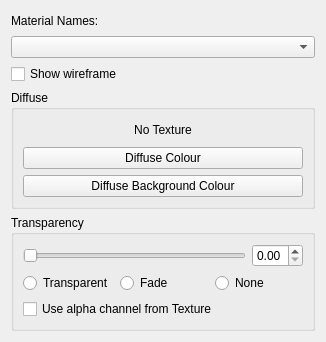
Qt form src/materialwidget.ui (chchwy/ogre-v2-mesh-viewer) before a commit.
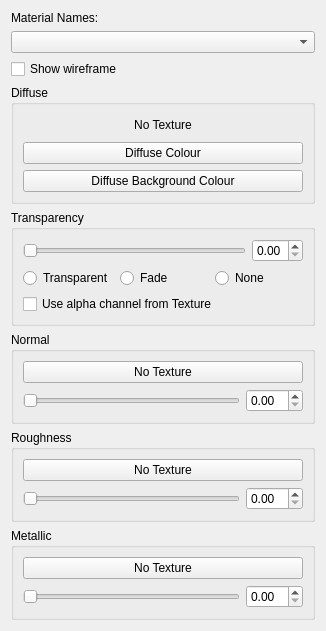
The same form after that commit.

Commit message: Add more texture channels to MaterialWidget

```diff
--- a/src/materialwidget.ui
+++ b/src/materialwidget.ui
@@ -7,7 +7,7 @@
     <x>0</x>
     <y>0</y>
     <width>326</width>
-    <height>342</height>
+    <height>578</height>
    </rect>
   </property>
   <property name="windowTitle">
@@ -144,6 +144,96 @@
      </layout>
     </widget>
    </item>
+   <item>
+    <widget class="QGroupBox" name="normalGroup">
+     <property name="title">
+      <string>Normal</string>
+     </property>
+     <layout class="QVBoxLayout" name="verticalLayout_4">
+      <item>
+       <widget class="QPushButton" name="normalButton">
+        <property name="text">
+         <string>No Texture</string>
+        </property>
+       </widget>
+      </item>
+      <item>
+       <layout class="QHBoxLayout" name="horizontalLayout_5">
+        <item>
+         <widget class="QSlider" name="normalSlider">
+          <property name="orientation">
+           <enum>Qt::Horizontal</enum>
+          </property>
+         </widget>
+        </item>
+        <item>
+         <widget class="QDoubleSpinBox" name="normalSpin"/>
+        </item>
+       </layout>
+      </item>
+     </layout>
+    </widget>
+   </item>
+   <item>
+    <widget class="QGroupBox" name="roughnessGroup">
+     <property name="title">
+      <string>Roughness</string>
+     </property>
+     <layout class="QVBoxLayout" name="verticalLayout_5">
+      <item>
+       <widget class="QPushButton" name="roughnessButton">
+        <property name="text">
+         <string>No Texture</string>
+        </property>
+       </widget>
+      </item>
+      <item>
+       <layout class="QHBoxLayout" name="horizontalLayout_3">
+        <item>
+         <widget class="QSlider" name="roughnessSlider">
+          <property name="orientation">
+           <enum>Qt::Horizontal</enum>
+          </property>
+         </widget>
+        </item>
+        <item>
+         <widget class="QDoubleSpinBox" name="roughnessSpin"/>
+        </item>
+       </layout>
+      </item>
+     </layout>
+    </widget>
+   </item>
+   <item>
+    <widget class="QGroupBox" name="metallicGroup">
+     <property name="title">
+      <string>Metallic</string>
+     </property>
+     <layout class="QVBoxLayout" name="verticalLayout_6">
+      <item>
+       <widget class="QPushButton" name="metallicButton">
+        <property name="text">
+         <string>No Texture</string>
+        </property>
+       </widget>
+      </item>
+      <item>
+       <layout class="QHBoxLayout" name="horizontalLayout_4">
+        <item>
+         <widget class="QSlider" name="metallicSlider">
+          <property name="orientation">
+           <enum>Qt::Horizontal</enum>
+          </property>
+         </widget>
+        </item>
+        <item>
+         <widget class="QDoubleSpinBox" name="metallicSpin"/>
+        </item>
+       </layout>
+      </item>
+     </layout>
+    </widget>
+   </item>
   </layout>
  </widget>
  <resources/>
```
